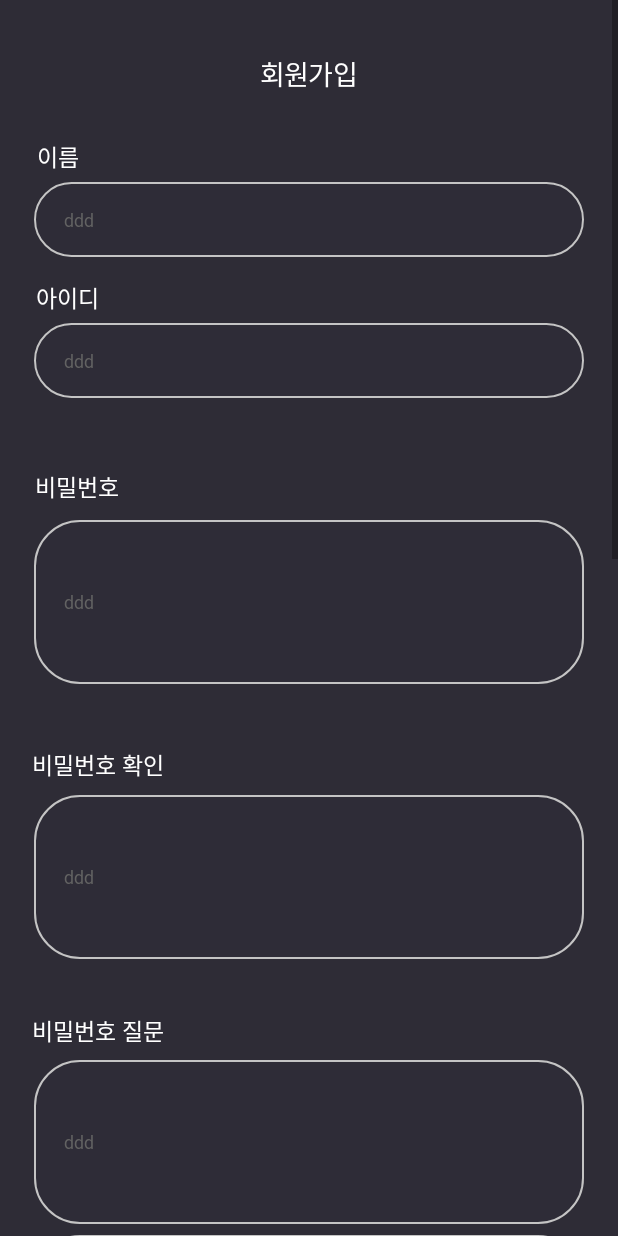
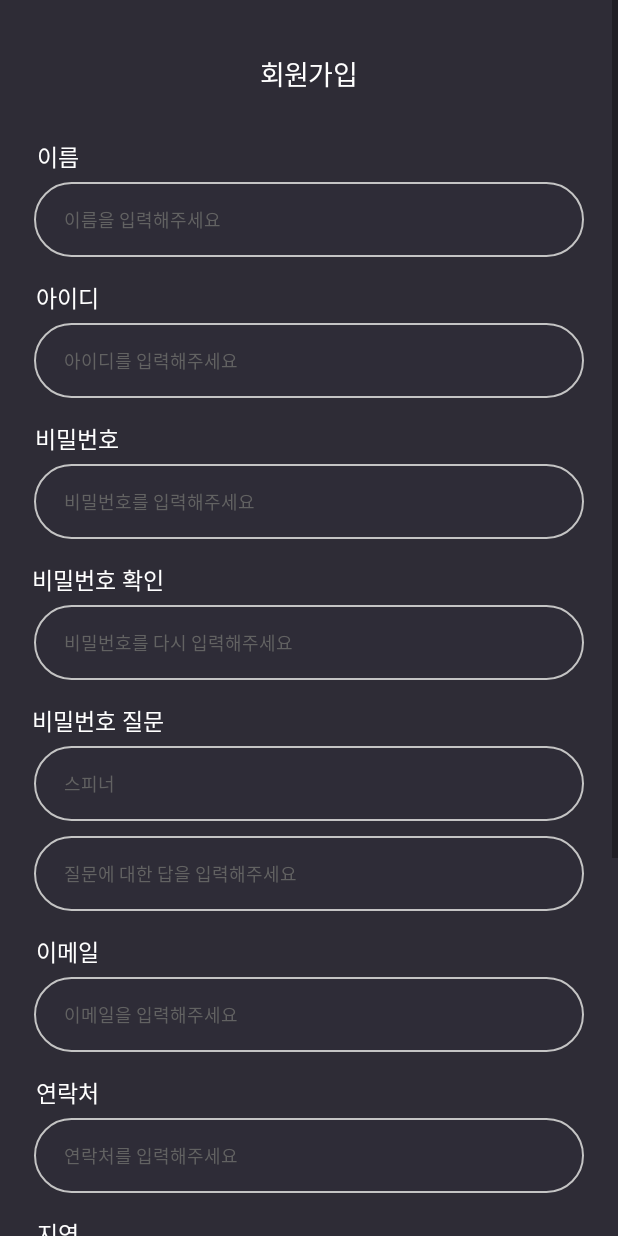
Before and after one commit to 8793COMPANY/Festival, an Android app: the JoinActivity screen opened directly, with no data from a screen before it, on a phone screen of 412 x 824 dp. Run offline under Robolectric (Android 15) with nearby library versions, the phone set to English and light mode, and no system bars.

Commit message:
220902 commit

```diff
--- a/app/src/main/java/com/corporation8793/festival/FindPwActivity.java
+++ b/app/src/main/java/com/corporation8793/festival/FindPwActivity.java
@@ -17,6 +17,9 @@ public class FindPwActivity extends AppCompatActivity {
     ArrayAdapter<CharSequence> choiceQuestion_adapter;
     Button nextButton;
 
+    TextView maintextView, findIdText, findId;
+    Button loginButton2;
+
     @Override
     protected void onCreate(Bundle savedInstanceState) {
         super.onCreate(savedInstanceState);
@@ -24,6 +27,11 @@ public class FindPwActivity extends AppCompatActivity {
 
         choiceQuestion = findViewById(R.id.choiceQuestion);
         nextButton = findViewById(R.id.nextButton);
+
+        maintextView = findViewById(R.id.maintextView);
+        findIdText = findViewById(R.id.findIdText);
+        loginButton2 = findViewById(R.id.loginButton2);
+        findId = findViewById(R.id.findId);
 
         choiceQuestion_adapter = ArrayAdapter.createFromResource(this, R.array.question_text, android.R.layout.simple_spinner_item);
         choiceQuestion_adapter.setDropDownViewResource(android.R.layout.simple_spinner_dropdown_item);
@@ -33,6 +41,10 @@ public class FindPwActivity extends AppCompatActivity {
             @Override
             public void onClick(View v) {
                 Intent intent = new Intent(getApplicationContext(), FindResultActivity.class);
+                intent.putExtra("비밀번호제목", "비밀번호 찾기");
+                intent.putExtra("비밀번호상단", "비밀번호를 찾았습니다.");
+                intent.putExtra("비밀번호버튼", "로그인");
+                intent.putExtra("비밀번호", "1234");
                 startActivity(intent);
             }
         });
--- a/app/src/main/java/com/corporation8793/festival/FindResultActivity.java
+++ b/app/src/main/java/com/corporation8793/festival/FindResultActivity.java
@@ -9,7 +9,7 @@ import android.widget.TextView;
 
 public class FindResultActivity extends AppCompatActivity {
 
-    TextView findIdText, findId;
+    TextView maintextView, findIdText, findId;
     Button loginButton2;
 
     @Override
@@ -17,13 +17,22 @@ public class FindResultActivity extends AppCompatActivity {
         super.onCreate(savedInstanceState);
         setContentView(R.layout.activity_find_result);
 
-        findIdText = findViewById(R.id.findText);
+        maintextView = findViewById(R.id.maintextView);
+        findIdText = findViewById(R.id.findIdText);
         loginButton2 = findViewById(R.id.loginButton2);
         findId = findViewById(R.id.findId);
 
-        //Intent intent = getIntent();
-        //findIdText.setText(intent.getStringExtra("상단타이틀"));
-        //loginButton2.setText(intent.getStringExtra("버튼타이틀"));
-        //findId.setText(intent.getStringExtra("아이디"));
+        Intent intent = getIntent();
 
+        if(intent.hasExtra("아이디제목")) {
+            maintextView.setText(intent.getStringExtra("아이디제목"));
+            findIdText.setText(intent.getStringExtra("아이디상단"));
+            findId.setText(intent.getStringExtra("아이디"));
+            loginButton2.setText(intent.getStringExtra("아이디버튼"));
+        }else if(intent.hasExtra("비밀번호제목")) {
+            maintextView.setText(intent.getStringExtra("비밀번호제목"));
+            findIdText.setText(intent.getStringExtra("비밀번호상단"));
+            findId.setText(intent.getStringExtra("비밀번호"));
+            loginButton2.setText(intent.getStringExtra("비밀번호버튼"));
+        }else { }
     }}
--- a/app/src/main/java/com/corporation8793/festival/FirstFragment.java
+++ b/app/src/main/java/com/corporation8793/festival/FirstFragment.java
@@ -37,8 +37,9 @@ public class FirstFragment extends Fragment {
                     Toast.makeText(getActivity(), "해당 이메일을 없는 이메일입니다.", Toast.LENGTH_SHORT).show();
                 }else {
                     Intent intent = new Intent(getActivity(), FindResultActivity.class);
-                    intent.putExtra("상단타이틀", "아이디를 찾았습니다.");
-                    intent.putExtra("버튼타이틀", "로그인");
+                    intent.putExtra("아이디제목", "아이디 찾기");
+                    intent.putExtra("아이디상단", "아이디를 찾았습니다.");
+                    intent.putExtra("아이디버튼", "로그인");
                     intent.putExtra("아이디", "wisi8793");
                     startActivity(intent);
                 }
--- /dev/null
+++ b/app/src/main/res/drawable/custom_radiobutton.xml
@@ -0,0 +1,15 @@
+<?xml version="1.0" encoding="utf-8"?>
+<selector xmlns:android="http://schemas.android.com/apk/res/android">
+
+    <item android:state_checked="true"
+        android:drawable="@drawable/custom_button" />
+
+    <item android:state_checked="false">
+        <shape android:shape="rectangle">
+            <corners android:radius="30dp" />
+            <solid android:color="#2e2c36" />
+            <stroke android:width="1dp"
+                android:color="#8e76ff" />
+        </shape>
+    </item>
+</selector>
--- a/app/src/main/res/layout/activity_find_result.xml
+++ b/app/src/main/res/layout/activity_find_result.xml
@@ -8,7 +8,7 @@
     tools:context=".FindResultActivity">
 
     <TextView
-        android:id="@+id/textView"
+        android:id="@+id/maintextView"
         android:layout_width="wrap_content"
         android:layout_height="wrap_content"
         android:fontFamily="@font/pretendard_medium"
@@ -32,7 +32,7 @@
         app:layout_constraintVertical_bias="0.044"
         app:layout_constraintLeft_toLeftOf="parent"
         app:layout_constraintRight_toRightOf="parent"
-        app:layout_constraintTop_toBottomOf="@+id/textView"
+        app:layout_constraintTop_toBottomOf="@+id/maintextView"
         app:layout_constraintBottom_toBottomOf="parent" />
 
     <TextView
--- a/app/src/main/res/layout/activity_join.xml
+++ b/app/src/main/res/layout/activity_join.xml
@@ -51,7 +51,7 @@
             android:paddingLeft="20dp"
             android:textColor="#ffffff"
             android:textColorHint="#626262"
-            android:hint="ddd"
+            android:hint="이름을 입력해주세요"
             android:textSize="12dp"
             android:layout_marginTop="5dp"
             app:layout_constraintWidth_percent="0.89"
@@ -83,7 +83,7 @@
             android:inputType="textNoSuggestions|textVisiblePassword"
             android:textColor="#ffffff"
             android:textColorHint="#626262"
-            android:hint="ddd"
+            android:hint="아이디를 입력해주세요"
             android:textSize="12dp"
             android:paddingLeft="20dp"
             android:layout_marginTop="5dp"
@@ -100,30 +100,28 @@
             android:textColor="#ffffff"
             android:text="비밀번호"
             android:textSize="15dp"
+            android:layout_marginTop="15dp"
             app:layout_constraintHorizontal_bias="0.065"
             app:layout_constraintVertical_bias="0.031"
             app:layout_constraintTop_toBottomOf="@+id/rectangle6"
-            app:layout_constraintBottom_toBottomOf="parent"
             app:layout_constraintLeft_toLeftOf="parent"
             app:layout_constraintRight_toRightOf="parent"/>
 
         <EditText
             android:id="@+id/rectangle7"
             android:layout_width="0dp"
-            android:layout_height="0dp"
+            android:layout_height="50dp"
             android:background="@drawable/shape_rectangle"
             android:fontFamily="@font/pretendard_medium"
             android:inputType="textNoSuggestions|textVisiblePassword"
             android:textColor="#ffffff"
             android:textColorHint="#626262"
-            android:hint="ddd"
+            android:hint="비밀번호를 입력해주세요"
             android:textSize="12dp"
             android:paddingLeft="20dp"
+            android:layout_marginTop="5dp"
             app:layout_constraintWidth_percent="0.89"
-            app:layout_constraintHeight_percent="0.06"
-            app:layout_constraintVertical_bias="0.007"
             app:layout_constraintTop_toBottomOf="@+id/pwInputText"
-            app:layout_constraintBottom_toBottomOf="parent"
             app:layout_constraintLeft_toLeftOf="parent"
             app:layout_constraintRight_toRightOf="parent" />
 
@@ -135,30 +133,28 @@
             android:textColor="#ffffff"
             android:text="비밀번호 확인"
             android:textSize="15dp"
+            android:layout_marginTop="15dp"
             app:layout_constraintHorizontal_bias="0.065"
             app:layout_constraintVertical_bias="0.031"
             app:layout_constraintTop_toBottomOf="@+id/rectangle7"
-            app:layout_constraintBottom_toBottomOf="parent"
             app:layout_constraintLeft_toLeftOf="parent"
             app:layout_constraintRight_toRightOf="parent"/>
 
         <EditText
             android:id="@+id/rectangle8"
             android:layout_width="0dp"
-            android:layout_height="0dp"
+            android:layout_height="50dp"
             android:background="@drawable/shape_rectangle"
             android:fontFamily="@font/pretendard_medium"
             android:inputType="textNoSuggestions|textVisiblePassword"
             android:textColor="#ffffff"
             android:textColorHint="#626262"
-            android:hint="ddd"
+            android:hint="비밀번호를 다시 입력해주세요"
             android:textSize="12dp"
             android:paddingLeft="20dp"
+            android:layout_marginTop="5dp"
             app:layout_constraintWidth_percent="0.89"
-            app:layout_constraintHeight_percent="0.06"
-            app:layout_constraintVertical_bias="0.007"
             app:layout_constraintTop_toBottomOf="@+id/pwCheckInputText"
-            app:layout_constraintBottom_toBottomOf="parent"
             app:layout_constraintLeft_toLeftOf="parent"
             app:layout_constraintRight_toRightOf="parent" />
 
@@ -170,50 +166,46 @@
             android:textColor="#ffffff"
             android:text="비밀번호 질문"
             android:textSize="15dp"
+            android:layout_marginTop="15dp"
             app:layout_constraintHorizontal_bias="0.065"
             app:layout_constraintVertical_bias="0.031"
             app:layout_constraintTop_toBottomOf="@+id/rectangle8"
-            app:layout_constraintBottom_toBottomOf="parent"
             app:layout_constraintLeft_toLeftOf="parent"
             app:layout_constraintRight_toRightOf="parent"/>
 
         <EditText
             android:id="@+id/rectangle9"
             android:layout_width="0dp"
-            android:layout_height="0dp"
+            android:layout_height="50dp"
             android:background="@drawable/shape_rectangle"
             android:fontFamily="@font/pretendard_medium"
             android:inputType="textNoSuggestions|textVisiblePassword"
             android:textColor="#ffffff"
             android:textColorHint="#626262"
-            android:hint="ddd"
+            android:hint="스피너"
             android:textSize="12dp"
             android:paddingLeft="20dp"
+            android:layout_marginTop="5dp"
             app:layout_constraintWidth_percent="0.89"
-            app:layout_constraintHeight_percent="0.06"
-            app:layout_constraintVertical_bias="0.007"
             app:layout_constraintTop_toBottomOf="@+id/pwHintChoiceText"
-            app:layout_constraintBottom_toBottomOf="parent"
             app:layout_constraintLeft_toLeftOf="parent"
             app:layout_constraintRight_toRightOf="parent" />
 
         <EditText
             android:id="@+id/rectangle10"
             android:layout_width="0dp"
-            android:layout_height="0dp"
+            android:layout_height="50dp"
             android:background="@drawable/shape_rectangle"
             android:fontFamily="@font/pretendard_medium"
             android:inputType="textNoSuggestions|textVisiblePassword"
             android:textColor="#ffffff"
             android:textColorHint="#626262"
-            android:hint="ddd"
+            android:hint="질문에 대한 답을 입력해주세요"
             android:textSize="12dp"
             android:paddingLeft="20dp"
+            android:layout_marginTop="10dp"
             app:layout_constraintWidth_percent="0.89"
-            app:layout_constraintHeight_percent="0.06"
-            app:layout_constraintVertical_bias="0.007"
             app:layout_constraintTop_toBottomOf="@+id/rectangle9"
-            app:layout_constraintBottom_toBottomOf="parent"
             app:layout_constraintLeft_toLeftOf="parent"
             app:layout_constraintRight_toRightOf="parent" />
 
@@ -225,29 +217,28 @@
             android:textColor="#ffffff"
             android:text="이메일"
             android:textSize="15dp"
+            android:layout_marginTop="15dp"
             app:layout_constraintHorizontal_bias="0.065"
             app:layout_constraintVertical_bias="0.031"
             app:layout_constraintTop_toBottomOf="@+id/rectangle10"
-            app:layout_constraintBottom_toBottomOf="parent"
             app:layout_constraintLeft_toLeftOf="parent"
             app:layout_constraintRight_toRightOf="parent"/>
 
         <EditText
             android:id="@+id/rectangle11"
             android:layout_width="0dp"
-            android:layout_height="0dp"
+            android:layout_height="50dp"
             android:background="@drawable/shape_rectangle"
             android:fontFamily="@font/pretendard_medium"
             android:inputType="textNoSuggestions|textVisiblePassword"
             android:textColor="#ffffff"
             android:textColorHint="#626262"
+            android:hint="이메일을 입력해주세요"
             android:textSize="12dp"
             android:paddingLeft="20dp"
+            android:layout_marginTop="5dp"
             app:layout_constraintWidth_percent="0.89"
-            app:layout_constraintHeight_percent="0.06"
-            app:layout_constraintVertical_bias="0.007"
             app:layout_constraintTop_toBottomOf="@+id/emailInputText"
-            app:layout_constraintBottom_toBottomOf="parent"
             app:layout_constraintLeft_toLeftOf="parent"
             app:layout_constraintRight_toRightOf="parent" />
 
@@ -257,31 +248,30 @@
             android:layout_height="wrap_content"
             android:fontFamily="@font/pretendard_medium"
             android:textColor="#ffffff"
-            android:text="이메일"
+            android:text="연락처"
             android:textSize="15dp"
+            android:layout_marginTop="15dp"
             app:layout_constraintHorizontal_bias="0.065"
             app:layout_constraintVertical_bias="0.031"
             app:layout_constraintTop_toBottomOf="@+id/rectangle11"
-            app:layout_constraintBottom_toBottomOf="parent"
             app:layout_constraintLeft_toLeftOf="parent"
             app:layout_constraintRight_toRightOf="parent"/>
 
         <EditText
             android:id="@+id/rectangle12"
             android:layout_width="0dp"
-            android:layout_height="0dp"
+            android:layout_height="50dp"
             android:background="@drawable/shape_rectangle"
             android:fontFamily="@font/pretendard_medium"
             android:inputType="textNoSuggestions|textVisiblePassword"
             android:textColor="#ffffff"
             android:textColorHint="#626262"
+            android:hint="연락처를 입력해주세요"
             android:textSize="12dp"
             android:paddingLeft="20dp"
+            android:layout_marginTop="5dp"
             app:layout_constraintWidth_percent="0.89"
-            app:layout_constraintHeight_percent="0.06"
-            app:layout_constraintVertical_bias="0.007"
             app:layout_constraintTop_toBottomOf="@+id/numInputText"
-            app:layout_constraintBottom_toBottomOf="parent"
             app:layout_constraintLeft_toLeftOf="parent"
             app:layout_constraintRight_toRightOf="parent" />
 
@@ -293,57 +283,157 @@
             android:textColor="#ffffff"
             android:text="지역"
             android:textSize="15dp"
+            android:layout_marginTop="15dp"
             app:layout_constraintHorizontal_bias="0.065"
             app:layout_constraintVertical_bias="0.031"
             app:layout_constraintTop_toBottomOf="@+id/rectangle12"
-            app:layout_constraintBottom_toBottomOf="parent"
             app:layout_constraintLeft_toLeftOf="parent"
             app:layout_constraintRight_toRightOf="parent"/>
 
         <RadioGroup
             android:id="@+id/radioGroup"
-            android:layout_width="wrap_content"
+            android:layout_width="match_parent"
             android:layout_height="wrap_content"
+            android:layout_marginTop="5dp"
+            android:gravity="center"
             app:layout_constraintTop_toBottomOf="@+id/regionText"
-            app:layout_constraintBottom_toBottomOf="parent"
             app:layout_constraintLeft_toLeftOf="parent"
             app:layout_constraintRight_toRightOf="parent">
 
+            <LinearLayout
+                android:layout_width="match_parent"
+                android:layout_height="wrap_content"
+                android:gravity="center">
+
+                <RadioButton
+                    android:checked="true"
+                    android:id="@+id/radioButton1"
+                    android:layout_width="100dp"
+                    android:layout_height="50dp"
+                    android:button="@null"
+                    android:background="@drawable/custom_radiobutton"
+                    android:fontFamily="@font/pretendard_regular"
+                    android:textColor="#ffffff"
+                    android:gravity="center"
+                    android:text="서울/경기"
+                    android:textSize="14dp" />
+                <RadioButton
+                    android:id="@+id/radioButton2"
+                    android:layout_width="100dp"
+                    android:layout_height="50dp"
+                    android:button="@null"
+                    android:background="@drawable/custom_radiobutton"
+                    android:fontFamily="@font/pretendard_regular"
+                    android:textColor="#ffffff"
+                    android:gravity="center"
+                    android:text="경북/대구"
+                    android:textSize="14dp" />
+                <RadioButton
+                    android:id="@+id/radioButton3"
+                    android:layout_width="100dp"
+                    android:layout_height="50dp"
+                    android:button="@null"
+                    android:background="@drawable/custom_radiobutton"
+                    android:fontFamily="@font/pretendard_regular"
+                    android:textColor="#ffffff"
+                    android:gravity="center"
+                    android:text="경남/부산"
+                    android:textSize="14dp" />
+            </LinearLayout>
+
+            <LinearLayout
+                android:layout_width="match_parent"
+                android:layout_height="wrap_content"
+                android:gravity="center"
+                android:layout_marginTop="10dp">
+
+                <RadioButton
+                    android:id="@+id/radioButton4"
+                    android:layout_width="100dp"
+                    android:layout_height="50dp"
+                    android:button="@null"
+                    android:background="@drawable/custom_radiobutton"
+                    android:fontFamily="@font/pretendard_regular"
+                    android:textColor="#ffffff"
+                    android:gravity="center"
+                    android:text="충청/대전"
+                    android:textSize="14dp" />
+                <RadioButton
+                    android:id="@+id/radioButton5"
+                    android:layout_width="100dp"
+                    android:layout_height="50dp"
+                    android:button="@null"
+                    android:background="@drawable/custom_radiobutton"
+                    android:fontFamily="@font/pretendard_regular"
+                    android:textColor="#ffffff"
+                    android:gravity="center"
+                    android:text="전라/광주"
+                    android:textSize="14dp" />
+                <RadioButton
+                    android:id="@+id/radioButton6"
+                    android:layout_width="100dp"
+                    android:layout_height="50dp"
+                    android:button="@null"
+                    android:background="@drawable/custom_radiobutton"
+                    android:fontFamily="@font/pretendard_regular"
+                    android:textColor="#ffffff"
+                    android:gravity="center"
+                    android:text="강원도"
+                    android:textSize="14dp" />
+            </LinearLayout>
+
+            <LinearLayout
+                android:layout_width="match_parent"
+                android:layout_height="wrap_content"
+                android:gravity="center"
+                android:layout_marginTop="10dp">
+
+                <RadioButton
+                    android:id="@+id/radioButton7"
+                    android:layout_width="100dp"
+                    android:layout_height="50dp"
+                    android:button="@null"
+                    android:background="@drawable/custom_radiobutton"
+                    android:fontFamily="@font/pretendard_regular"
+                    android:textColor="#ffffff"
+                    android:gravity="center"
+                    android:text="제주도"
+                    android:textSize="14dp" />
+            </LinearLayout>
 
         </RadioGroup>
 
-        <androidx.appcompat.widget.AppCompatButton
-            android:id="@+id/seoulGyeonggiButton"
-            android:layout_width="0dp"
-            android:layout_height="0dp"
-            android:background="@drawable/custom_button"
+        <CheckBox
+            android:id="@+id/checkButton2"
+            android:layout_width="wrap_content"
+            android:layout_height="wrap_content"
+            android:button="@null"
+            android:drawableStart="@drawable/custom_checkbox"
+            android:drawablePadding="8dp"
             android:fontFamily="@font/pretendard_medium"
-            android:text="서울/경기"
+            android:textSize="15dp"
             android:textColor="#ffffff"
-            android:textSize="17dp"
-            android:paddingBottom="4dp"
-            app:layout_constraintHeight_percent="0.071"
-            app:layout_constraintWidth_percent="0.275"
-            app:layout_constraintVertical_bias="0.030"
+            android:text="개인정보처리방침"
+            android:layout_marginTop="20dp"
+            app:layout_constraintHorizontal_bias="0.09"
             app:layout_constraintTop_toBottomOf="@+id/radioGroup"
-            app:layout_constraintBottom_toBottomOf="parent"
             app:layout_constraintLeft_toLeftOf="parent"
             app:layout_constraintRight_toRightOf="parent" />
 
         <androidx.appcompat.widget.AppCompatButton
-            android:id="@+id/chungcheongDaejeonButton"
+            android:id="@+id/joinButton"
             android:layout_width="0dp"
-            android:layout_height="0dp"
+            android:layout_height="50dp"
             android:background="@drawable/custom_button"
             android:fontFamily="@font/pretendard_medium"
-            android:text="충청/대전"
+            android:text="가입하기"
             android:textColor="#ffffff"
             android:textSize="17dp"
             android:paddingBottom="4dp"
-            app:layout_constraintHeight_percent="0.071"
-            app:layout_constraintWidth_percent="0.275"
-            app:layout_constraintVertical_bias="0.030"
-            app:layout_constraintTop_toBottomOf="@+id/seoulGyeonggiButton"
+            android:layout_marginTop="20dp"
+            android:layout_marginBottom="40dp"
+            app:layout_constraintWidth_percent="0.89"
+            app:layout_constraintTop_toBottomOf="@+id/checkButton2"
             app:layout_constraintBottom_toBottomOf="parent"
             app:layout_constraintLeft_toLeftOf="parent"
             app:layout_constraintRight_toRightOf="parent" />
```
Also changed, not shown: app/src/main/res/drawable-v24/arrow_left.png (added).
